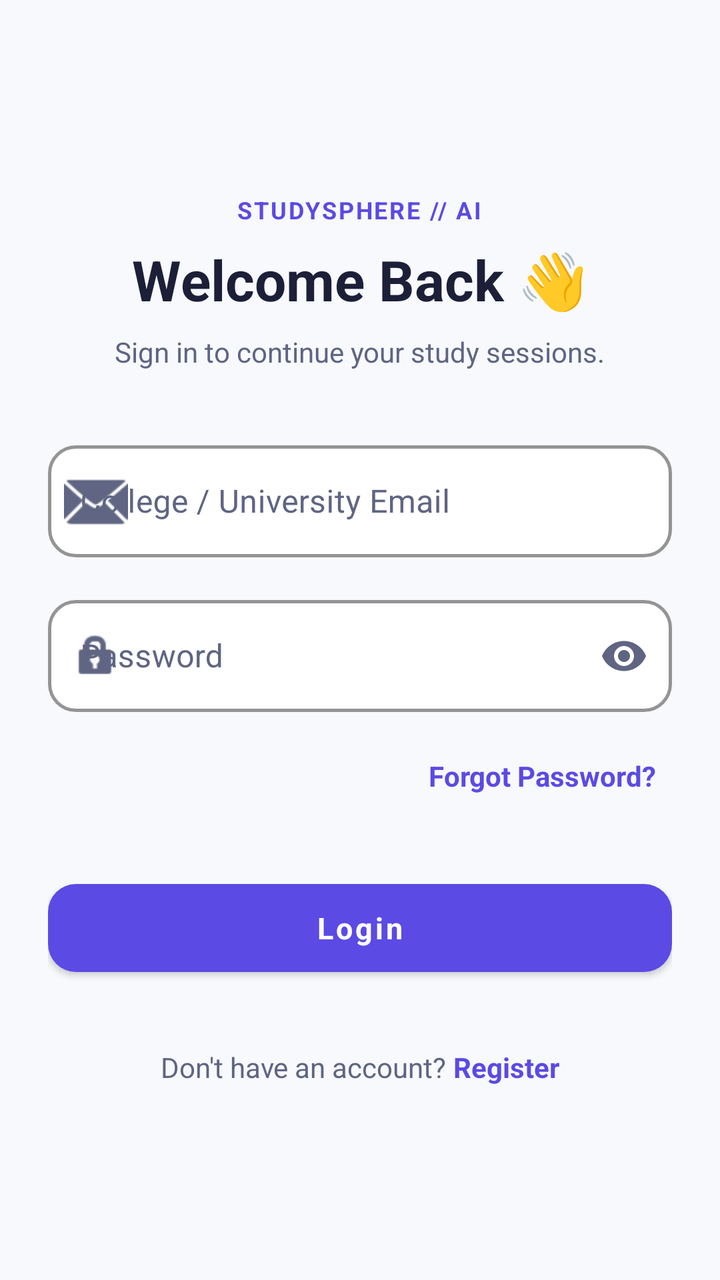
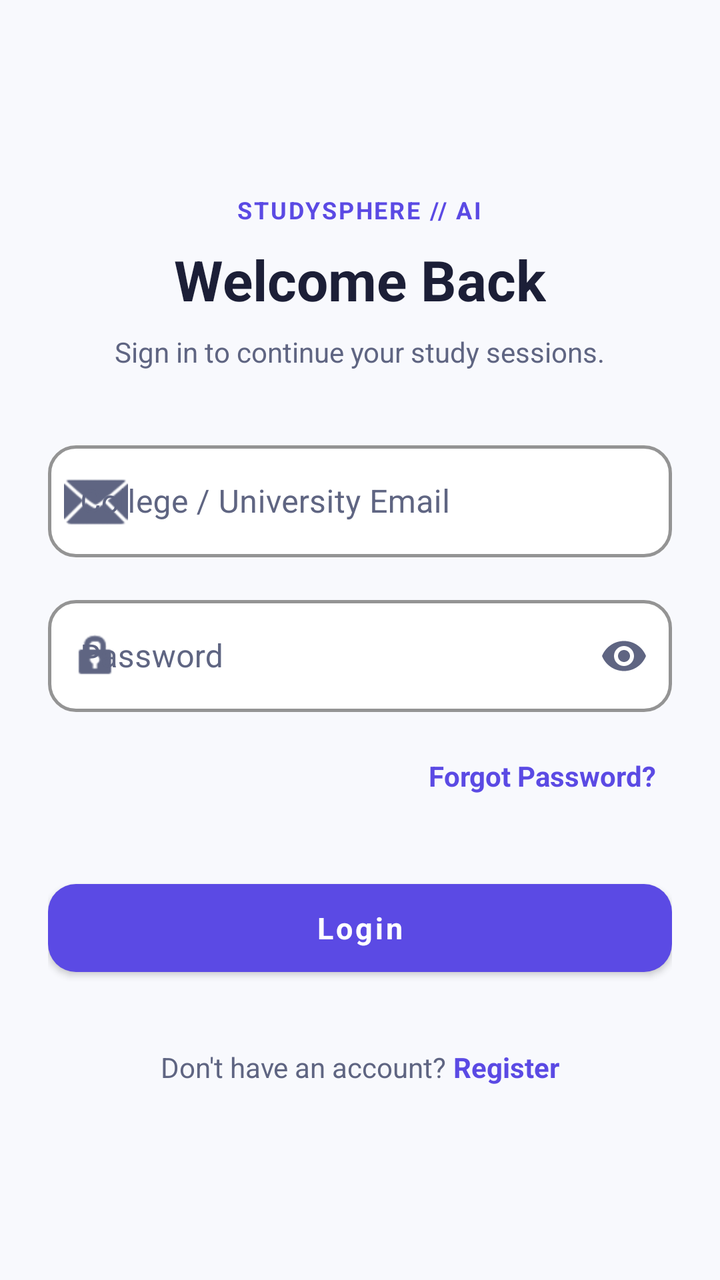

The first picture is an Android layout as it rendered before a commit; the second is the same layout after the commit. The layout source and the unified diff follow.
<!-- AndroidManifest.xml: application theme Theme.StudySphereAI -->
<!-- res/layout/activity_login.xml -->
<?xml version="1.0" encoding="utf-8"?>
<LinearLayout xmlns:android="http://schemas.android.com/apk/res/android"
    xmlns:app="http://schemas.android.com/apk/res-auto"
    xmlns:tools="http://schemas.android.com/tools"
    android:layout_width="match_parent"
    android:layout_height="match_parent"
    android:orientation="vertical"
    android:paddingStart="24dp"
    android:paddingEnd="24dp"
    android:paddingTop="36dp"
    android:paddingBottom="28dp"
    android:gravity="center"
    android:background="@color/background">

    <TextView
        android:layout_width="wrap_content"
        android:layout_height="wrap_content"
        android:text="STUDYSPHERE // AI"
        android:textColor="@color/primary"
        android:textSize="12sp"
        android:textStyle="bold"
        android:letterSpacing="0.08"
        android:layout_marginBottom="8dp" />

    <TextView
        android:layout_width="wrap_content"
        android:layout_height="wrap_content"
        android:text="Welcome Back 👋"
        android:textSize="28sp"
        android:textStyle="bold"
        android:textColor="@color/text_primary"
        android:layout_marginBottom="8dp" />

    <TextView
        android:layout_width="wrap_content"
        android:layout_height="wrap_content"
        android:text="Sign in to continue your study sessions."
        android:textSize="14sp"
        android:textColor="@color/text_secondary"
        android:layout_marginBottom="32dp" />

    <com.google.android.material.textfield.TextInputLayout
        style="@style/Widget.Companion.TextInputLayout"
        android:layout_width="match_parent"
        android:layout_height="wrap_content"
        android:hint="College / University Email"
        app:startIconDrawable="@android:drawable/ic_dialog_email"
        app:startIconTint="@color/text_secondary"
        android:layout_marginBottom="16dp">

        <com.google.android.material.textfield.TextInputEditText
            android:id="@+id/etEmail"
            android:layout_width="match_parent"
            android:layout_height="56dp"
            android:textColor="@color/text_primary"
            android:inputType="textEmailAddress" />
    </com.google.android.material.textfield.TextInputLayout>

    <com.google.android.material.textfield.TextInputLayout
        style="@style/Widget.Companion.TextInputLayout"
        android:layout_width="match_parent"
        android:layout_height="wrap_content"
        android:hint="Password"
        app:endIconMode="password_toggle"
        app:endIconTint="@color/text_secondary"
        app:startIconDrawable="@android:drawable/ic_lock_idle_lock"
        app:startIconTint="@color/text_secondary"
        android:layout_marginBottom="8dp">

        <com.google.android.material.textfield.TextInputEditText
            android:id="@+id/etPassword"
            android:layout_width="match_parent"
            android:layout_height="56dp"
            android:textColor="@color/text_primary"
            android:inputType="textPassword" />
    </com.google.android.material.textfield.TextInputLayout>

    <TextView
        android:id="@+id/tvForgotPassword"
        android:layout_width="wrap_content"
        android:layout_height="48dp"
        android:gravity="center_vertical"
        android:text="Forgot Password?"
        android:textColor="@color/primary"
        android:textStyle="bold"
        android:layout_gravity="end"
        android:paddingHorizontal="8dp"
        android:layout_marginBottom="24dp" />

    <FrameLayout
        android:layout_width="match_parent"
        android:layout_height="wrap_content">

        <com.google.android.material.button.MaterialButton
            android:id="@+id/btnLogin"
            style="@style/Widget.Companion.Button.Primary"
            android:layout_width="match_parent"
            android:layout_height="56dp"
            android:text="Login" />

        <ProgressBar
            android:id="@+id/progressBar"
            android:layout_width="28dp"
            android:layout_height="28dp"
            android:layout_gravity="center"
            android:visibility="gone"
            android:indeterminateTint="@color/white"
            android:elevation="6dp"/>
    </FrameLayout>

    <LinearLayout
        android:layout_width="wrap_content"
        android:layout_height="wrap_content"
        android:orientation="horizontal"
        android:layout_marginTop="24dp"
        android:padding="8dp">

        <TextView
            android:layout_width="wrap_content"
            android:layout_height="wrap_content"
            android:text="Don't have an account? "
            android:textSize="14sp"
            android:textColor="@color/text_secondary" />

        <TextView
            android:id="@+id/tvRegister"
            android:layout_width="wrap_content"
            android:layout_height="wrap_content"
            android:text="Register"
            android:textSize="14sp"
            android:textColor="@color/primary"
            android:textStyle="bold" />
    </LinearLayout>

</LinearLayout>
<!-- resources referenced by this layout -->
<resources>
  <color name="background">#F8F9FD</color>
  <color name="primary">#5B4AE4</color>
  <color name="text_primary">#1C1F37</color>
  <color name="text_secondary">#5F6582</color>
  <color name="white">#FFFFFF</color>
  <style name="Widget.Companion.Button.Primary" parent="Widget.MaterialComponents.Button">
          <item name="android:layout_height">56dp</item>
          <item name="cornerRadius">14dp</item>
          <item name="backgroundTint">@color/primary</item>
          <item name="android:textColor">@color/white</item>
          <item name="android:textSize">15sp</item>
          <item name="android:textStyle">bold</item>
          <item name="android:textAllCaps">false</item>
          <item name="elevation">0dp</item>
      </style>
  <style name="Widget.Companion.TextInputLayout" parent="Widget.MaterialComponents.TextInputLayout.OutlinedBox">
          <item name="boxStrokeColor">@color/primary</item>
          <item name="boxStrokeWidth">1.5dp</item>
          <item name="boxStrokeWidthFocused">2dp</item>
          <item name="boxCornerRadiusTopStart">14dp</item>
          <item name="boxCornerRadiusTopEnd">14dp</item>
          <item name="boxCornerRadiusBottomStart">14dp</item>
          <item name="boxCornerRadiusBottomEnd">14dp</item>
          <item name="boxBackgroundColor">@color/surface</item>
          <item name="hintTextColor">@color/primary</item>
          <item name="android:textColorHint">@color/text_secondary</item>
      </style>
  <style name="Theme.StudySphereAI" parent="Theme.Material3.DayNight.NoActionBar">
          
          <item name="colorPrimary">@color/primary</item>
          <item name="colorOnPrimary">@color/white</item>
          <item name="colorSecondary">@color/secondary</item>
          <item name="colorSurface">@color/surface</item>
          <item name="android:windowBackground">@color/background</item>
  
          
          <item name="android:statusBarColor">@color/background</item>
          <item name="android:navigationBarColor">@color/surface</item>
          <item name="android:windowLightStatusBar">true</item>
          <item name="android:windowLightNavigationBar">true</item>
  
          
          <item name="android:fontFamily">sans-serif</item>
  
          
          <item name="textInputStyle">@style/Widget.Companion.TextInputLayout</item>
          <item name="materialButtonStyle">@style/Widget.Companion.Button.Primary</item>
      </style>
  <color name="surface">#FFFFFF</color>
  <color name="secondary">#8F84FB</color>
</resources>

<!-- the commit's change to res/layout/activity_login.xml (unified diff, before → after) -->
@@ -25,7 +25,7 @@
     <TextView
         android:layout_width="wrap_content"
         android:layout_height="wrap_content"
-        android:text="Welcome Back 👋"
+        android:text="@string/login_welcome"
         android:textSize="28sp"
         android:textStyle="bold"
         android:textColor="@color/text_primary"
<!-- resource entries referenced after the edit -->
@@ -5,6 +5,7 @@
   <color name="text_primary">#1C1F37</color>
   <color name="text_secondary">#5F6582</color>
   <color name="white">#FFFFFF</color>
+  <string name="login_welcome">Welcome Back</string>
   <style name="Widget.Companion.Button.Primary" parent="Widget.MaterialComponents.Button">
           <item name="android:layout_height">56dp</item>
           <item name="cornerRadius">14dp</item>
@@ -47,8 +48,22 @@
           
           <item name="textInputStyle">@style/Widget.Companion.TextInputLayout</item>
           <item name="materialButtonStyle">@style/Widget.Companion.Button.Primary</item>
+          <item name="bottomNavigationStyle">@style/Widget.Companion.BottomNavigationView</item>
       </style>
   <color name="surface">#FFFFFF</color>
   <color name="secondary">#8F84FB</color>
+  <style name="Widget.Companion.BottomNavigationView" parent="Widget.Material3.BottomNavigationView">
+          <item name="itemActiveIndicatorStyle">@style/Widget.Companion.BottomNavIndicator</item>
+          <item name="itemIconTint">@color/nav_item_selector</item>
+          <item name="itemTextColor">@color/nav_item_selector</item>
+          <item name="android:background">@color/surface</item>
+          <item name="elevation">8dp</item>
+      </style>
+  <style name="Widget.Companion.BottomNavIndicator" parent="Widget.Material3.BottomNavigationView.ActiveIndicator">
+          <item name="android:color">@color/primary_light</item>
+          <item name="android:width">60dp</item>
+          <item name="android:height">32dp</item>
+      </style>
+  <color name="primary_light">#EEEDFC</color>
 </resources>
 
